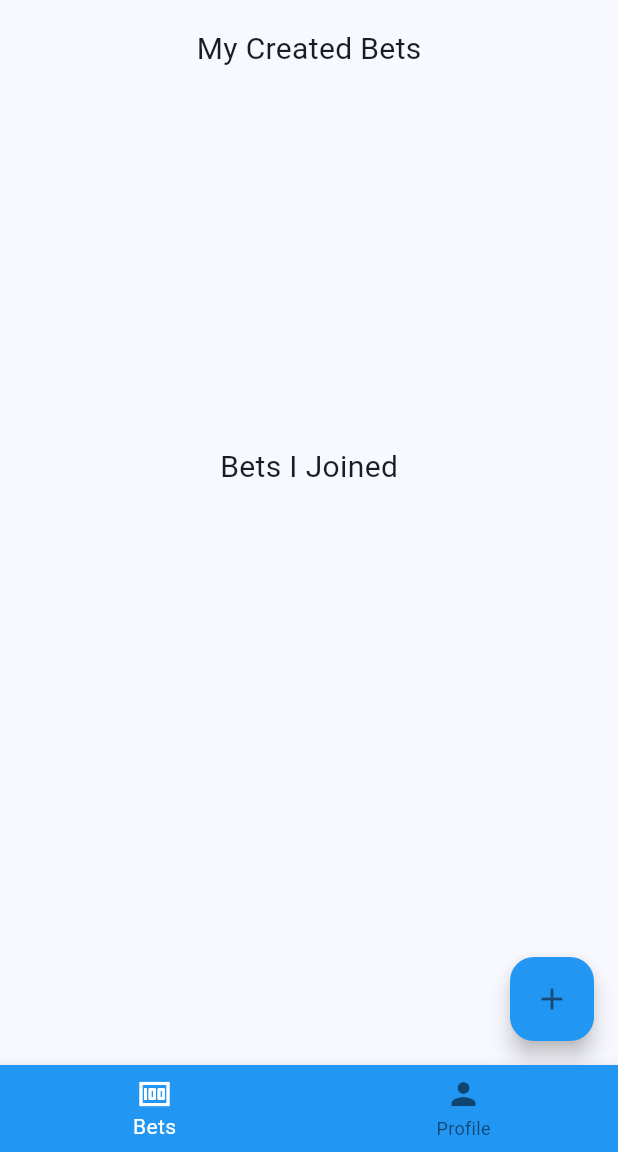
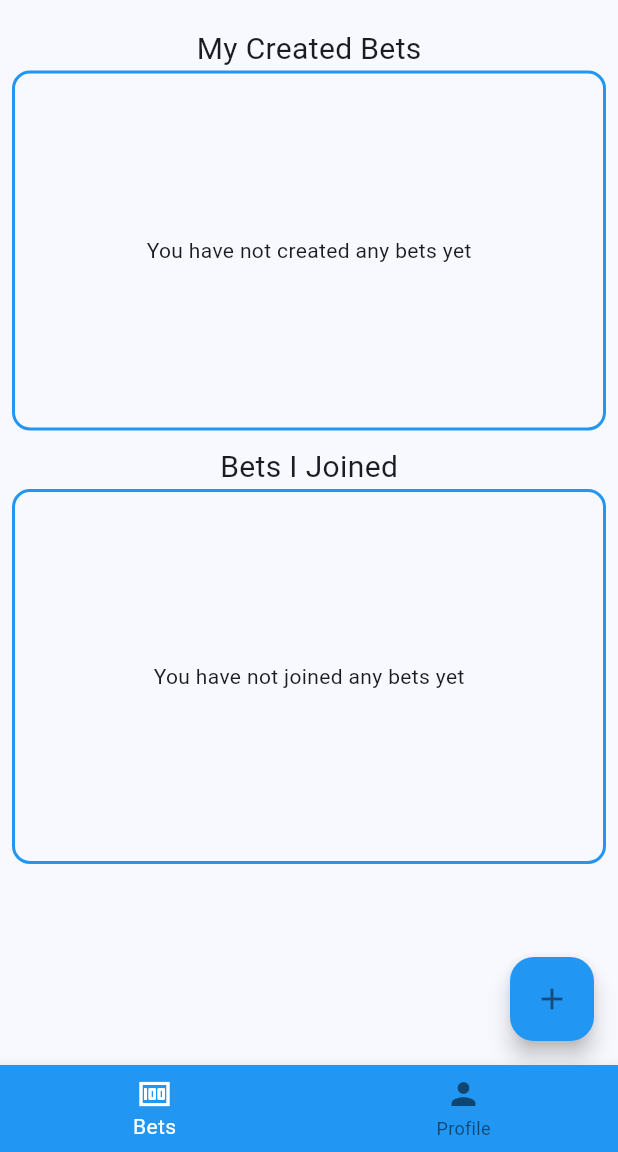
Before and after one commit to aradbm/ibet, a Flutter app: the screen it shows once a user with an empty profile is signed in, on a phone screen of 412 x 824 dp, the part 84-1236 px from its top. Run offline on Flutter 3.47's test engine with Material 3 defaults, Android fonts, the phone set to English and light mode, and no system bars; our stand-ins replace cloud_firestore, firebase_auth, firebase_core, flutter_datetime_picker_plus; accounts and stored records are empty; network calls fail.

Commit message:
fixed bugs

```diff
--- a/lib/screens/auth_screen/log_in.dart
+++ b/lib/screens/auth_screen/log_in.dart
@@ -81,6 +81,9 @@ class _LoginScreenState extends State<LoginScreen> {
       backgroundColor: Colors.grey[300],
       body: SafeArea(
         child: Center(
+          child: SingleChildScrollView(
+            child: SizedBox(
+              height: MediaQuery.of(context).size.height * 0.8,
               child: Column(
                 mainAxisAlignment: MainAxisAlignment.center,
                 children: [
@@ -195,6 +198,8 @@ class _LoginScreenState extends State<LoginScreen> {
               ),
             ),
           ),
+        ),
+      ),
     );
   }
 }
--- a/lib/screens/bets/bets.dart
+++ b/lib/screens/bets/bets.dart
@@ -62,14 +62,24 @@ class _BetsScreenState extends State<BetsScreen> {
           children: [
             const SizedBox(height: 10),
             const Text('My Created Bets', style: TextStyle(fontSize: 20)),
-              StreamBuilder(
+            Container(
+              height: 240,
+              decoration: BoxDecoration(
+                border: Border.all(color: Colors.blue, width: 2),
+                borderRadius: BorderRadius.circular(12),
+              ),
+              child: StreamBuilder(
                 stream: FireStoreService()
                     .getCreatedBets(FirebaseAuth.instance.currentUser!.uid),
                 builder: (context, snapshot) {
                   if (snapshot.hasData) {
                     List bets = snapshot.data!.docs;
-                    return SizedBox(
-                      height: 240,
+                    if (bets.isEmpty) {
+                      return const Center(
+                        child: Text('You have not created any bets yet'),
+                      );
+                    }
+                    return Expanded(
                       child: ListView.builder(
                         itemCount: bets.length,
                         itemBuilder: (context, index) {
@@ -123,14 +133,26 @@ class _BetsScreenState extends State<BetsScreen> {
                   }
                 },
               ),
+            ),
             const SizedBox(height: 10),
             const Text('Bets I Joined', style: TextStyle(fontSize: 20)),
-              StreamBuilder(
+            Container(
+              decoration: BoxDecoration(
+                border: Border.all(color: Colors.blue, width: 2),
+                borderRadius: BorderRadius.circular(12),
+              ),
+              height: 250,
+              child: StreamBuilder(
                 stream: FireStoreService()
                     .getJoinedBets(FirebaseAuth.instance.currentUser!.uid),
                 builder: (context, snapshot) {
                   if (snapshot.hasData) {
                     List bets = snapshot.data!.docs;
+                    if (bets.isEmpty) {
+                      return const Center(
+                        child: Text('You have not joined any bets yet'),
+                      );
+                    }
                     return Expanded(
                       child: ListView.builder(
                         itemCount: bets.length,
@@ -138,6 +160,9 @@ class _BetsScreenState extends State<BetsScreen> {
                           DocumentSnapshot bet = bets[index];
                           Map<String, dynamic> betData =
                               bet.data() as Map<String, dynamic>;
+                          // here we show each bet that the user has joined
+                          // we retrurn a container with the bet name, the entry points and the time left
+
                           return ListTile(
                             tileColor: betData['winningoption'] == -1 &&
                                     betData['ends'] > now
@@ -145,7 +170,7 @@ class _BetsScreenState extends State<BetsScreen> {
                                 : betData['winningoption'] == -1 &&
                                         betData['ends'] < now
                                     ? Colors.red[200]
-                                    : betData['winningoption'] == 0
+                                    : betData['winningoption'] != -1
                                         ? Colors.green[200]
                                         : Colors.grey[400],
                             leading: const Icon(Icons.bento_outlined),
@@ -164,14 +189,14 @@ class _BetsScreenState extends State<BetsScreen> {
                                       ? Colors.green[800]
                                       : Colors.redAccent),
                             ),
-
                             onTap: () {
                               Navigator.push(
                                 context,
                                 MaterialPageRoute(
                                   builder: (context) => BetScreen(
                                     bet: Bet.fromJson(betData, bet.id),
-                                        )),
+                                  ),
+                                ),
                               );
                             },
                           );
@@ -185,8 +210,10 @@ class _BetsScreenState extends State<BetsScreen> {
                   }
                 },
               ),
+            ),
           ],
         ),
-        ));
+      ),
+    );
   }
 }
--- a/lib/screens/profile.dart
+++ b/lib/screens/profile.dart
@@ -33,6 +33,7 @@ class _ProfileScreenState extends State<ProfileScreen> {
             content: Form(
               key: formKey,
               child: TextFormField(
+                maxLength: 15,
                 controller: usernameController,
                 decoration: const InputDecoration(
                   hintText: 'New Username',
```
Also changed, not shown: lib/screens/bets/bet_screen.dart (+46 -12 lines), 4 other files. Lines whose indentation alone changed are shown as unchanged.
